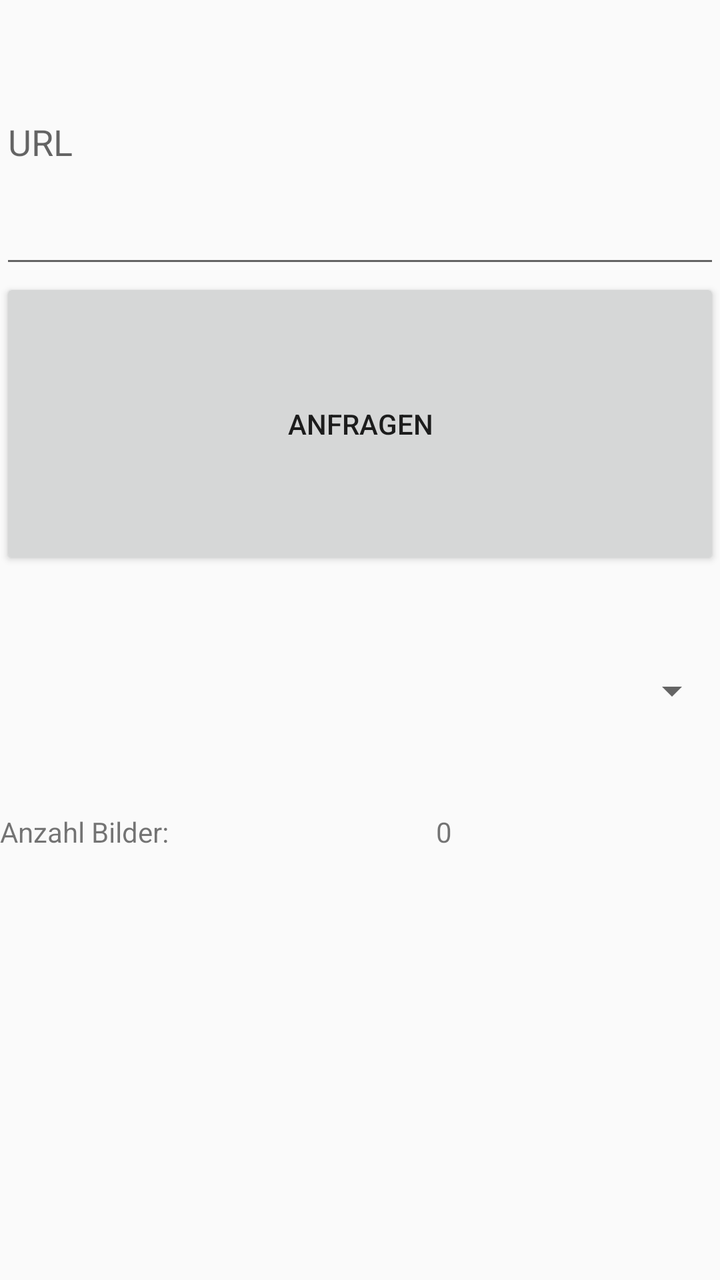
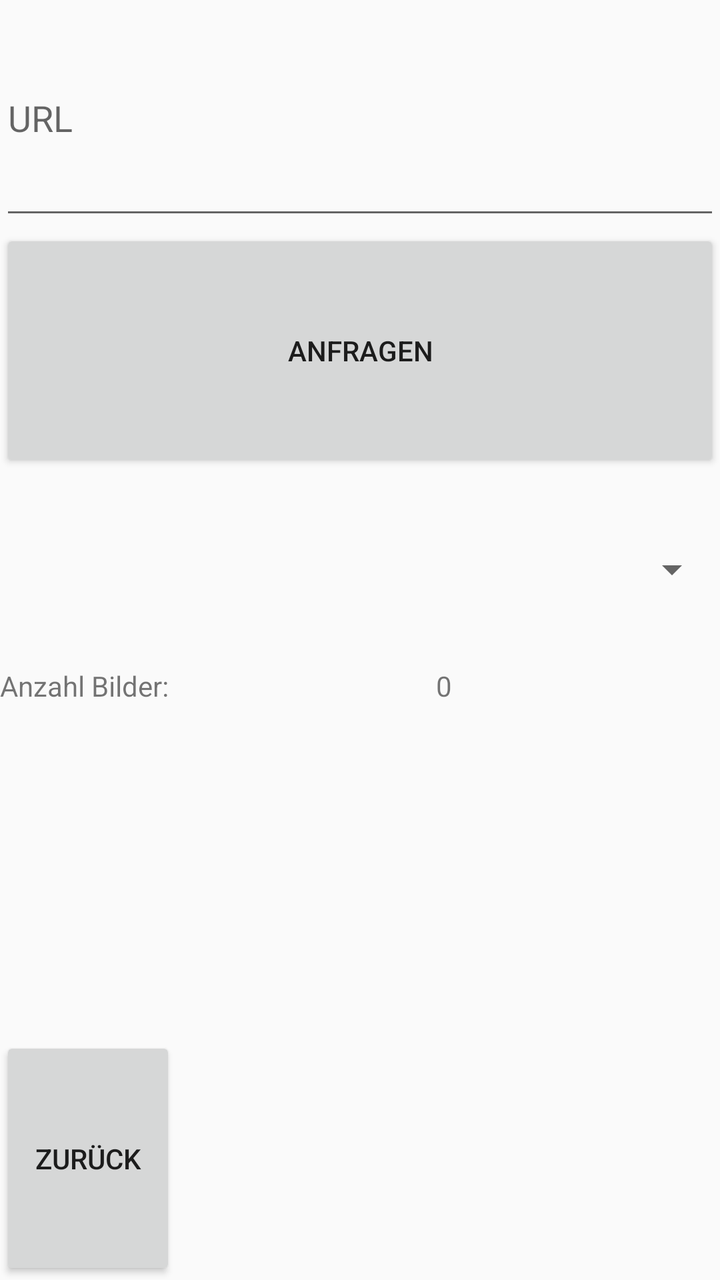

An Android layout rendered at two revisions. The XML below is the earlier revision; the diff shows what the commit changed to produce the second picture.
<!-- AndroidManifest.xml: application theme Theme.Explo -->
<!-- res/layout/activity_download.xml -->
<?xml version="1.0" encoding="utf-8"?>
<LinearLayout xmlns:android="http://schemas.android.com/apk/res/android"
    xmlns:app="http://schemas.android.com/apk/res-auto"
    xmlns:tools="http://schemas.android.com/tools"
    android:layout_width="match_parent"
    android:layout_height="match_parent"
    android:orientation="vertical"
    tools:context=".DownloadActivity">

    <EditText
        android:id="@+id/urlText"
        android:layout_width="match_parent"
        android:layout_height="wrap_content"
        android:layout_weight="1"
        android:ems="10"
        android:hint="URL"
        android:inputType="text" />

    <Button
        android:id="@+id/anfrageButton"
        android:layout_width="match_parent"
        android:layout_height="wrap_content"
        android:layout_weight="1"
        android:text="Anfragen" />

    <Spinner
        android:id="@+id/spinnerDownload"
        android:layout_width="match_parent"
        android:layout_height="wrap_content"
        android:layout_weight="1" />

    <LinearLayout
        android:layout_width="match_parent"
        android:layout_height="wrap_content"
        android:layout_weight="1"
        android:orientation="horizontal">

        <TextView
            android:layout_width="wrap_content"
            android:layout_height="wrap_content"
            android:layout_weight="1"
            android:text="Anzahl Bilder:" />

        <TextView
            android:id="@+id/anzahlBilderText"
            android:layout_width="wrap_content"
            android:layout_height="wrap_content"
            android:layout_weight="1"
            android:text="0" />
    </LinearLayout>

    <TextView
        android:id="@+id/beschreibungText"
        android:layout_width="match_parent"
        android:layout_height="wrap_content"
        android:layout_weight="1" />
</LinearLayout>
<!-- resources referenced by this layout -->
<resources>
  <style name="Theme.Explo" parent="Base.Theme.Explo" />
  <style name="Base.Theme.Explo" parent="Theme.AppCompat.Light.NoActionBar">
          
          
      </style>
</resources>

<!-- the commit's change to res/layout/activity_download.xml (unified diff, before → after) -->
@@ -54,4 +54,12 @@
         android:layout_width="match_parent"
         android:layout_height="wrap_content"
         android:layout_weight="1" />
+
+    <Button
+        android:id="@+id/backButton"
+        android:layout_width="wrap_content"
+        android:layout_height="wrap_content"
+        android:layout_gravity="bottom|left"
+        android:layout_weight="1"
+        android:text="Zurück" />
 </LinearLayout>
